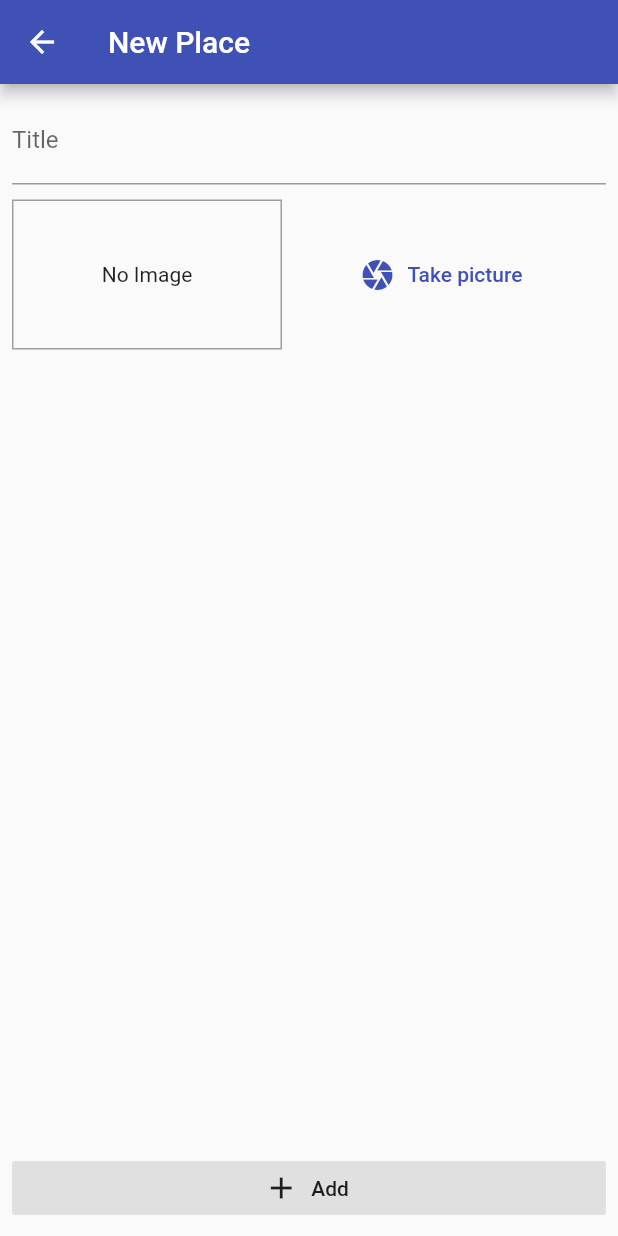
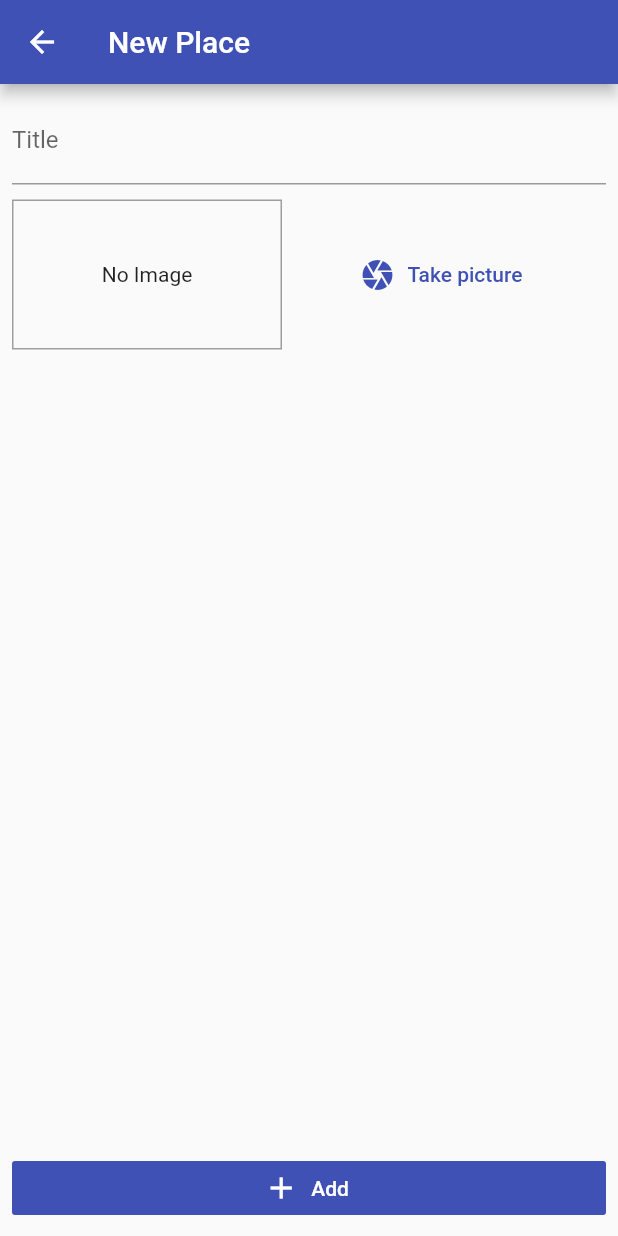
Before and after one commit to diogosequeira94/carbrand-dealer-locator, a Flutter app: the PlaceFormScreen screen opened by its route, after a tap on "Take picture", on a phone screen of 412 x 824 dp. Run offline on Flutter 3.47's test engine with Material 2 defaults, Android fonts, the phone set to English and light mode, and no system bars; our stand-ins replace image_picker.

Commit message:
added photo feature to form_screen

```diff
--- a/lib/screens/places_form_screen.dart
+++ b/lib/screens/places_form_screen.dart
@@ -44,6 +44,8 @@ class _PlaceFormScreenState extends State<PlaceFormScreen> {
                 icon: Icon(Icons.add),
                 label: Text('Add'),
                 elevation: 0,
+                color: Theme.of(context).primaryColor,
+                textColor: Colors.white,
             ),
           ],
         ),
--- a/lib/widgets/image_input.dart
+++ b/lib/widgets/image_input.dart
@@ -1,4 +1,7 @@
+import 'dart:io';
+
 import 'package:flutter/material.dart';
+import 'package:image_picker/image_picker.dart';
 
 class ImageInput extends StatefulWidget {
   @override
@@ -6,6 +9,23 @@ class ImageInput extends StatefulWidget {
 }
 
 class _ImageInputState extends State<ImageInput> {
+
+  File _storedImage;
+
+  _takePicture() async {
+    final ImagePicker _picker = ImagePicker();
+    PickedFile imageFile = await _picker.getImage(
+      source: ImageSource.camera,
+      maxWidth: 600,
+      );
+
+    if(imageFile == null) return;
+
+    setState(() {
+      _storedImage = File(imageFile.path);
+    });
+  }
+
   @override
   Widget build(BuildContext context) {
     return Row(
@@ -17,12 +37,16 @@ class _ImageInputState extends State<ImageInput> {
             border: Border.all(width: 1, color: Colors.grey),
           ),
           alignment: Alignment.center,
-          child: Text('No Image'),
+          child: _storedImage != null ? Image.file(
+            _storedImage,
+            width: double.infinity,
+            fit: BoxFit.cover,
+          ) : Text('No Image'),
         ),
         SizedBox(height: 10),
         Expanded(
           child: FlatButton.icon(
-              onPressed: (){},
+              onPressed: () => _takePicture(),
               icon: Icon(Icons.camera),
               textColor: Theme.of(context).primaryColor,
               label: Text('Take picture')
--- a/pubspec.yaml
+++ b/pubspec.yaml
@@ -24,6 +24,7 @@ dependencies:
   flutter:
     sdk: flutter
   provider: ^4.3.1
+  image_picker: ^0.6.7+4
 
 
   # The following adds the Cupertino Icons font to your application.
```
Also changed, not shown: pubspec.lock.
